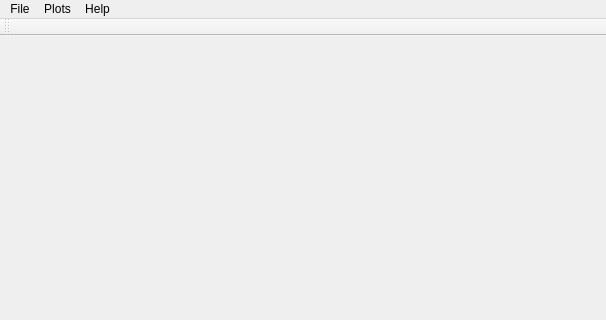
Old version of the form MainWindow.ui in the repository ska-sa/AVNSignalAnalyser; both pictures show x 0 to 606 and y 0 to 320 of the 606 by 638 pixel window.
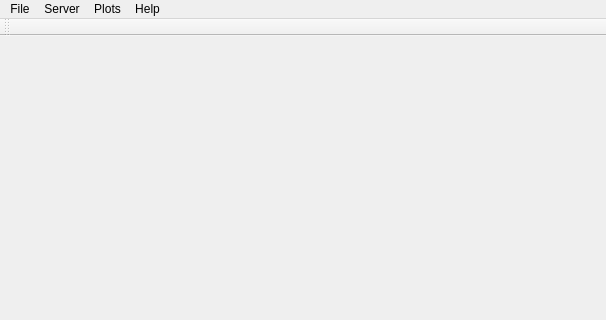
New version of the form. Icons and pictures are not drawn.

Commit message: Various improvements. Updating of all submodules to be consistent with the RoachAquisition server. Began GUI changes to integrate KATCP control of the server.

The edit to the form file:
```diff
--- a/MainWindow.ui
+++ b/MainWindow.ui
@@ -125,7 +125,7 @@
      <x>0</x>
      <y>0</y>
      <width>606</width>
-     <height>20</height>
+     <height>19</height>
     </rect>
    </property>
    <widget class="QMenu" name="menuFile">
@@ -144,8 +144,20 @@
     <property name="title">
      <string>Plots</string>
     </property>
+    <addaction name="actionShow_FFT"/>
+    <addaction name="actionShow_Stokes"/>
+    <addaction name="actionShow_Averages"/>
+   </widget>
+   <widget class="QMenu" name="menuServer">
+    <property name="title">
+     <string>Server</string>
+    </property>
+    <addaction name="actionConnect_Bind"/>
+    <addaction name="actionDisconnect_Unbind"/>
+    <addaction name="actionOpen_Roach_Aquisition_Control_Dialogue"/>
    </widget>
    <addaction name="menuFile"/>
+   <addaction name="menuServer"/>
    <addaction name="menuPlots"/>
    <addaction name="menuHElp"/>
   </widget>
```
Left out of the diff: 65 changed lines with no effect on the pictures. The commit also changes 11 other files.
